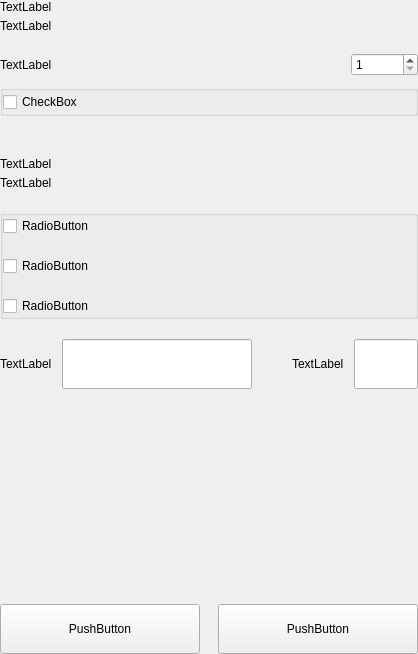
VitaeTeam/Vitae, file src/qt/vitae/settings/forms/settingswalletoptionswidget.ui: the form before one commit.
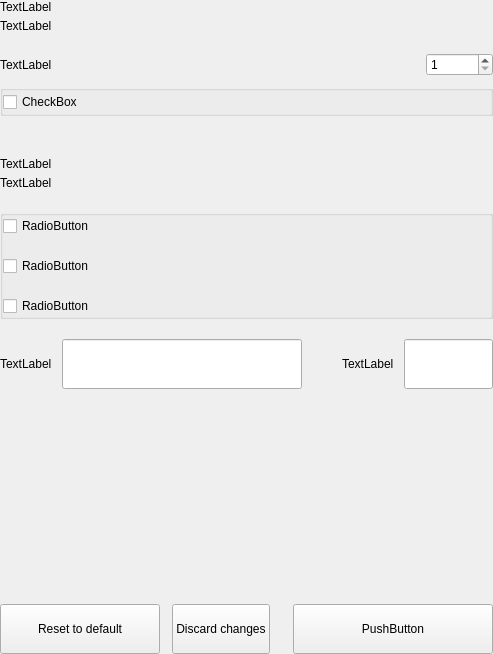
The form after the commit.

Commit message: [GUI][Model] Settings options, mechanism to discard options that were not saved.

```diff
--- a/src/qt/vitae/settings/forms/settingswalletoptionswidget.ui
+++ b/src/qt/vitae/settings/forms/settingswalletoptionswidget.ui
@@ -6,7 +6,7 @@
    <rect>
     <x>0</x>
     <y>0</y>
-    <width>418</width>
+    <width>493</width>
     <height>654</height>
    </rect>
   </property>
@@ -418,22 +418,38 @@
         </item>
         <item>
          <layout class="QHBoxLayout" name="horizontalLayout_7">
+          <property name="spacing">
+           <number>12</number>
+          </property>
           <item>
            <widget class="QPushButton" name="pushButtonReset">
             <property name="minimumSize">
              <size>
-              <width>200</width>
+              <width>160</width>
               <height>50</height>
              </size>
             </property>
             <property name="maximumSize">
              <size>
-              <width>200</width>
+              <width>50</width>
+              <height>16777215</height>
+             </size>
+            </property>
+            <property name="text">
+             <string>Reset to default</string>
+            </property>
+           </widget>
+          </item>
+          <item>
+           <widget class="QPushButton" name="pushButtonClean">
+            <property name="minimumSize">
+             <size>
+              <width>0</width>
               <height>50</height>
              </size>
             </property>
             <property name="text">
-             <string>PushButton</string>
+             <string>Discard changes</string>
             </property>
            </widget>
           </item>
```
The commit also changes 9 other files.
